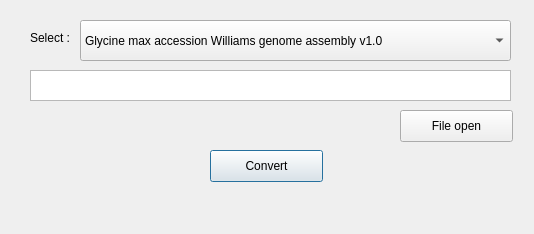
Before: the Qt Designer form VCFconverter.ui in biezz0210/vcfConverter, drawn with Qt 5.
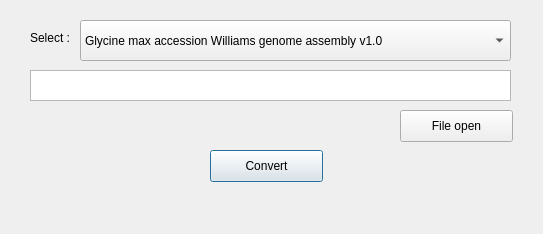
After: the same form once the commit is applied.

```diff
--- a/VCFconverter.ui
+++ b/VCFconverter.ui
@@ -6,7 +6,7 @@
    <rect>
     <x>0</x>
     <y>0</y>
-    <width>534</width>
+    <width>543</width>
     <height>234</height>
    </rect>
   </property>
@@ -85,9 +85,9 @@
   <widget class="QLabel" name="label_result">
    <property name="geometry">
     <rect>
-     <x>370</x>
-     <y>190</y>
-     <width>141</width>
+     <x>420</x>
+     <y>180</y>
+     <width>111</width>
      <height>31</height>
     </rect>
    </property>
```
Left out of the diff: 4 changed lines with no effect on the pictures.
